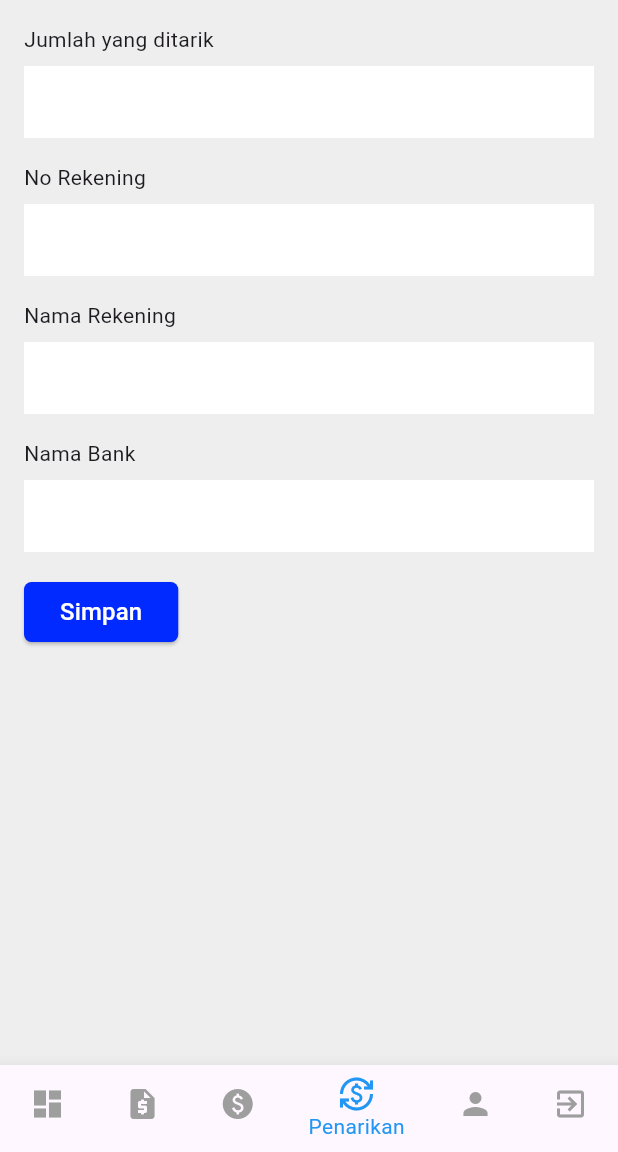
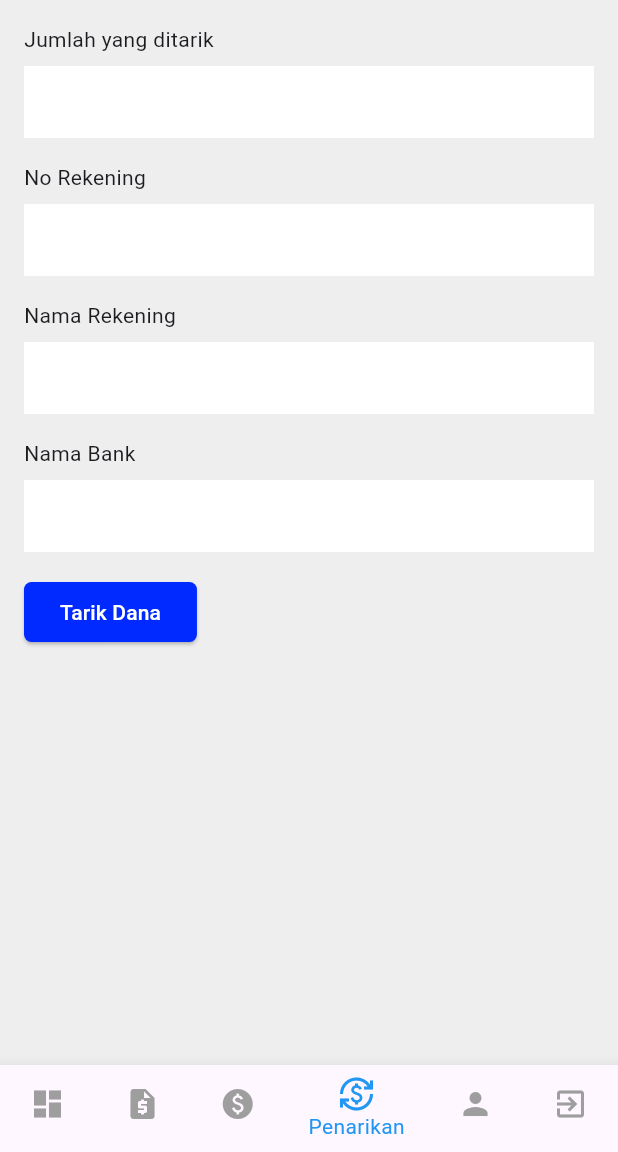
Before and after one commit to riyansetiyadi/surpay_app, a Flutter app: the TarikDanaScreen screen opened by its route, on a phone screen of 412 x 824 dp, the part 84-1236 px from its top. Run offline on Flutter 3.47's test engine with Material 3 defaults, Android fonts, the phone set to English and light mode, and no system bars; our stand-ins replace firebase_core, firebase_messaging, flutter_local_notifications, font_awesome_flutter, go_router, rxdart and 2 more; missing offline and left inert: webview_flutter_android, webview_flutter_wkwebview; accounts and stored records are empty; network calls fail.

Commit message:
Update tarikdana.dart

```diff
--- a/lib/screen/tarikdana.dart
+++ b/lib/screen/tarikdana.dart
@@ -1,5 +1,8 @@
 import 'package:flutter/material.dart';
 import 'package:go_router/go_router.dart';
+import 'package:provider/provider.dart';
+import 'package:surpay_app/provider/auth_provider.dart';
+import 'package:surpay_app/utils/result_state.dart';
 import 'package:surpay_app/widgets/drawer/main_drawer.dart';
 import 'package:surpay_app/widgets/navigation_bar/user_app_bar.dart';
 import 'package:surpay_app/widgets/navigation_bar/user_bottom_bar.dart';
@@ -12,6 +15,10 @@ class TarikDanaScreen extends StatefulWidget {
 }
 
 class _TarikDanaScreenState extends State<TarikDanaScreen> {
+  final TextEditingController _jumlahController = TextEditingController();
+  final TextEditingController _norekeningController = TextEditingController();
+  final TextEditingController _namarekeningController = TextEditingController();
+  final TextEditingController _namabankController = TextEditingController();
   @override
   Widget build(BuildContext context) {
     return Scaffold(
@@ -31,6 +38,7 @@ class _TarikDanaScreenState extends State<TarikDanaScreen> {
               height: 8,
             ),
             TextFormField(
+              controller: _jumlahController,
               decoration: const InputDecoration(
                 fillColor: Colors.white,
                 filled: true,
@@ -47,6 +55,7 @@ class _TarikDanaScreenState extends State<TarikDanaScreen> {
               height: 8,
             ),
             TextFormField(
+              controller: _norekeningController,
               decoration: const InputDecoration(
                 filled: true,
                 fillColor: Colors.white,
@@ -63,6 +72,7 @@ class _TarikDanaScreenState extends State<TarikDanaScreen> {
               height: 8,
             ),
             TextFormField(
+              controller: _namarekeningController,
               decoration: const InputDecoration(
                 fillColor: Colors.white,
                 filled: true,
@@ -79,6 +89,7 @@ class _TarikDanaScreenState extends State<TarikDanaScreen> {
               height: 8,
             ),
             TextFormField(
+              controller: _namabankController,
               decoration: const InputDecoration(
                 filled: true,
                 fillColor: Colors.white,
@@ -98,9 +109,35 @@ class _TarikDanaScreenState extends State<TarikDanaScreen> {
                   borderRadius: BorderRadius.circular(5),
                 ),
               ),
-              child: const Text(
-                'Simpan',
-                style: TextStyle(color: Colors.white, fontSize: 16),
+              child: Consumer<AuthProvider>(
+                builder: (context, state, _) {
+                  switch (state.stateLogin) {
+                    case ResultState.loading:
+                      return const SizedBox(
+                        width: 20.0,
+                        height: 20.0,
+                        child: CircularProgressIndicator(
+                          valueColor:
+                              AlwaysStoppedAnimation<Color>(Colors.white),
+                        ),
+                      );
+                    case ResultState.initial:
+                      return const Text(
+                        'Tarik Dana',
+                        style: TextStyle(color: Colors.white),
+                      );
+                    case ResultState.error:
+                      return const Text(
+                        'Tarik Dana',
+                        style: TextStyle(color: Colors.white),
+                      );
+                    case ResultState.loaded:
+                      return const Text(
+                        'Tarik Dana',
+                        style: TextStyle(color: Colors.white),
+                      );
+                  }
+                },
               ),
             ),
           ],
```
